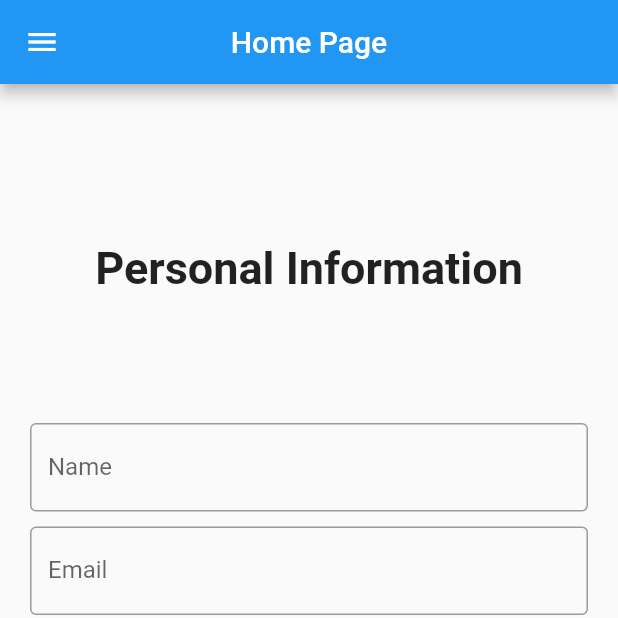
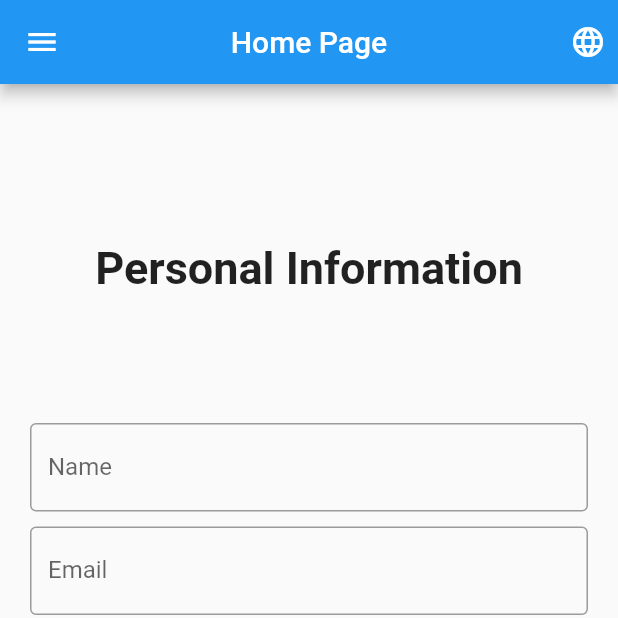
Before and after one commit to Imnmania/flutter_localization, a Flutter app: the screen it shows after launch, on a phone screen of 412 x 824 dp, the top half of it. Run offline on Flutter 3.47's test engine with Material 2 defaults, Android fonts, the phone set to English and light mode, and no system bars.

Commit message:
dropdown menu with Language name and flags

```diff
--- /dev/null
+++ b/lib/classes/language.dart
@@ -0,0 +1,16 @@
+class Language {
+  final int id;
+  final String name;
+  final String flag;
+  final String languageCode;
+
+  Language(this.id, this.flag, this.name, this.languageCode);
+
+  static List<Language> languageList() {
+    return <Language>[
+      Language(1, '🇺🇸', 'English', 'en'),
+      Language(2, '🇧🇩', 'Bangla', 'bn')
+
+    ];
+  }
+}
--- a/lib/main.dart
+++ b/lib/main.dart
@@ -16,6 +16,7 @@ class MyApp extends StatelessWidget {
       theme: ThemeData(
         primarySwatch: Colors.blue,
       ),
+      debugShowCheckedModeBanner: false,
 
       onGenerateRoute: CustomRouter.allRoutes,
       initialRoute: homeRoute,
--- a/lib/pages/home_page.dart
+++ b/lib/pages/home_page.dart
@@ -1,7 +1,9 @@
 import 'package:flutter/material.dart';
+import 'package:flutter_localization_app/classes/language.dart';
 import 'package:flutter_localization_app/routes/route_names.dart';
 // import 'package:flutter_localization_app/routes/route_names.dart';
 import 'package:intl/intl.dart';
+import '../classes/language.dart';
 
 class HomePage extends StatefulWidget {
   @override
@@ -21,6 +23,9 @@ class _HomePageState extends State<HomePage> {
 
   var myDateFormat = DateFormat('dd-MM-yyyy');
 
+  void _changeLanguage(Language language) {
+    print(language.languageCode);
+  }
 
   @override
   Widget build(BuildContext context) {
@@ -29,10 +34,39 @@ class _HomePageState extends State<HomePage> {
       appBar: AppBar(
         title: Text('Home Page'),
         centerTitle: true,
+        actions: <Widget>[
+          Padding(
+            padding: EdgeInsets.all(8.0),
+            child: DropdownButton(
+              underline: SizedBox(),
+              icon: Icon(
+                Icons.language,
+                color: Colors.white,
+              ),
+              items: Language.languageList()
+                  .map<DropdownMenuItem<Language>>((lang) => DropdownMenuItem(
+                        value: lang,
+                        child: Row(
+                          mainAxisAlignment: MainAxisAlignment.spaceAround,
+                          children: <Widget>[
+                            Text(lang.flag, style: TextStyle(fontSize: 30),),
+                            Text(lang.name),
+                          ],
+                        ),
+                      ))
+                  .toList(),
+              onChanged: (Language language) {
+                _changeLanguage(language);
+              },
+            ),
+          ),
+        ],
       ),
-      body: Container(
-        padding: EdgeInsets.all(20),
-        child: _mainForm(context),
+      body: SingleChildScrollView(
+        child: Container(
+          padding: EdgeInsets.all(20),
+          child: _mainForm(context),
+        ),
       ),
     );
   }
@@ -164,7 +198,7 @@ class _HomePageState extends State<HomePage> {
                 initialDate: DateTime.now(),
                 firstDate: DateTime(DateTime.now().year - 50),
                 lastDate: DateTime(DateTime.now().year + 20),
-              ).then((value){
+              ).then((value) {
                 setState(() {
                   inputDateController.text = '${myDateFormat.format(value)}';
                 });
```
